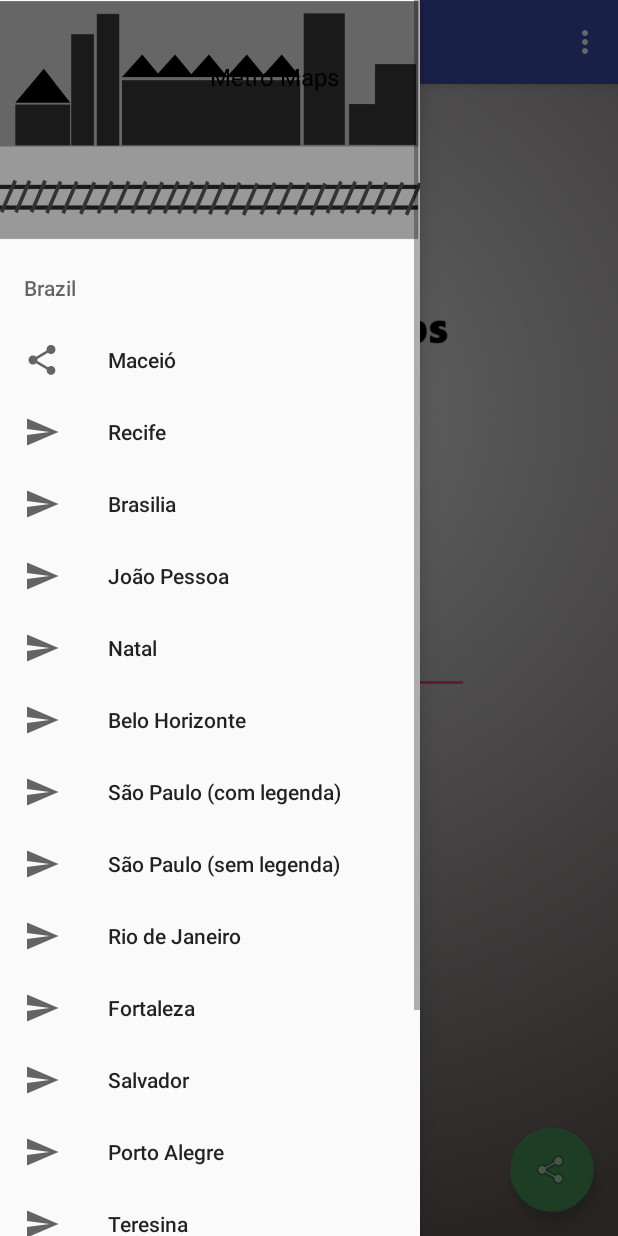
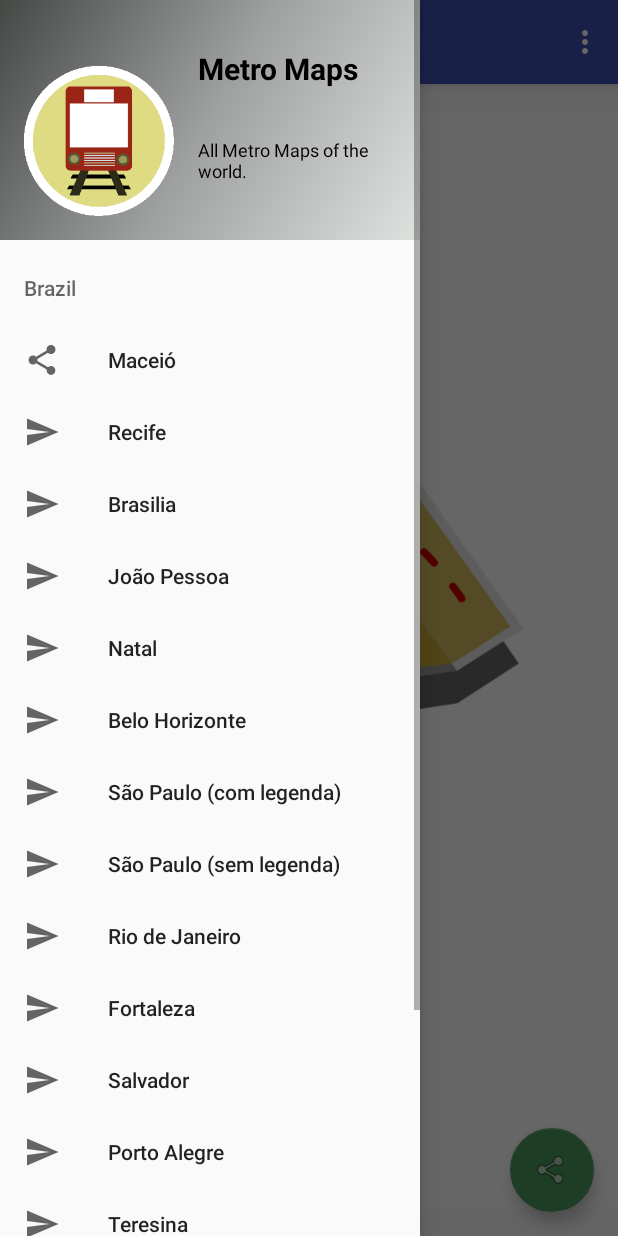
Before and after one commit to douglimar/MetroMaps, an Android app: the screen it shows after launch (MainActivity), with the side drawer open, on a phone screen of 412 x 824 dp. Run offline under Robolectric (Android 15) with nearby library versions, the phone set to English and light mode, and no system bars; our stand-ins replace AdMob; libraries missing offline, so code that uses them is left out: com.github.chrisbanes.photoview; 1 statement that could not run was skipped.

Commit message:
Commit on Windows -- 20170807

```diff
--- a/app/src/main/AndroidManifest.xml
+++ b/app/src/main/AndroidManifest.xml
@@ -11,7 +11,7 @@
 
     <application
         android:allowBackup="true"
-        android:icon="@mipmap/metrologo"
+        android:icon="@mipmap/icone"
         android:label="@string/app_name"
         android:roundIcon="@mipmap/ic_launcher_round"
         android:supportsRtl="true"
--- /dev/null
+++ b/app/src/main/java/br/com/ddmsoftware/metromaps/CreateDatabase.java
@@ -0,0 +1,45 @@
+package br.com.ddmsoftware.metromaps;
+
+import android.content.Context;
+import android.database.sqlite.SQLiteDatabase;
+import android.database.sqlite.SQLiteOpenHelper;
+
+
+
+class CreateDatabase extends SQLiteOpenHelper {
+
+    public static final String DB_NAME = "maps.db";
+    public static final Integer DB_VERSION = 1;
+
+    //MAPS TABLE
+    public static final String MAPS_TABLE = "Maps";
+    public static final String MAPS_ID = "Maps_id";
+
+
+    public CreateDatabase(Context context) {
+        super(context, DB_NAME, null, DB_VERSION);
+    }
+
+    @Override
+    public void onCreate(SQLiteDatabase sqLiteDatabase) {
+
+        String sql;
+
+        sql =   " CREATE TABLE " + MAPS_TABLE + "(\n" +
+                " Maps_id INTEGER NOT NULL " +
+                " );";
+
+        sqLiteDatabase.execSQL(sql);
+
+    }
+
+    @Override
+    public void onUpgrade(SQLiteDatabase sqLiteDatabase, int i, int i1) {
+
+        sqLiteDatabase.execSQL("DROP TABLE IF EXISTS " + MAPS_TABLE);
+
+        onCreate(sqLiteDatabase);
+
+
+    }
+}
--- a/app/src/main/java/br/com/ddmsoftware/metromaps/MainActivity.java
+++ b/app/src/main/java/br/com/ddmsoftware/metromaps/MainActivity.java
@@ -3,6 +3,7 @@ package br.com.ddmsoftware.metromaps;
 import android.content.Context;
 import android.content.Intent;
 import android.content.SharedPreferences;
+import android.database.Cursor;
 import android.os.Bundle;
 import android.support.design.widget.FloatingActionButton;
 import android.support.design.widget.Snackbar;
@@ -17,6 +18,9 @@ import android.support.v7.widget.Toolbar;
 import android.view.Menu;
 import android.view.MenuItem;
 import android.widget.CheckBox;
+import android.widget.LinearLayout;
+import android.widget.RelativeLayout;
+import android.widget.SimpleCursorAdapter;
 import android.widget.Toast;
 
 import com.github.chrisbanes.photoview.PhotoView;
@@ -32,18 +36,18 @@ import java.io.OutputStreamWriter;
 
 public class MainActivity extends AppCompatActivity implements NavigationView.OnNavigationItemSelectedListener {
 
-    PhotoView photoView;
-    public static final String PREFS_NAME = "MyPrefsFile";
-
     // Cria uma variavel para fazer o transporte de valores entre intents
     public static final String EXTRA_MESSAGE = new String ("br.com.ddmsoftware.metromaps.MESSAGE");
     public static final String EXTRA_MESSAGE2 = new String ("br.com.ddmsoftware.metromaps.MESSAGE2");
+    public static final String EXTRA_MESSAGE3 = new String ("br.com.ddmsoftware.metromaps.MESSAGE3");
 
     int iMessage;
+    int iCountAdvertisement = 0;
+    String mapName;
 
-    int iCountAdvertisement = 0;
+    PhotoView photoView;
 
-
+    DatabaseController CRUD;
 
     @Override
     protected void onCreate(Bundle savedInstanceState) {
@@ -52,16 +56,13 @@ public class MainActivity extends AppCompatActivity implements NavigationView.On
         Toolbar toolbar = (Toolbar) findViewById(R.id.toolbar);
         setSupportActionBar(toolbar);
 
-        // Restore preferences
-        //SharedPreferences settings = getSharedPreferences(PREFS_NAME, 0);
-        //String sDefaultMap = settings.getString("DefaultMap", String.valueOf(false));
+        photoView = (PhotoView) findViewById(R.id.photo_viewMainActivity);
 
-       // Toast.
-        //setSilent(silent);
+        CRUD = new DatabaseController(this);
 
-        int iDefaultMap = 0;
+        //CRUD.insertData("");
 
-        //iDefaultMap = readIntFromFile(this);
+        checkDefaultMap();
 
 
         FloatingActionButton fab = (FloatingActionButton) findViewById(R.id.fab);
@@ -89,6 +90,11 @@ public class MainActivity extends AppCompatActivity implements NavigationView.On
         AdRequest adRequest = new AdRequest.Builder().build();
         mAdView.loadAd(adRequest);
 
+    }
+
+    public void onResume(){
+        super.onResume();
+        checkDefaultMap();
     }
 
 
@@ -192,6 +198,7 @@ public class MainActivity extends AppCompatActivity implements NavigationView.On
         Intent intent = new Intent(this, ResultActivity.class);
         intent.putExtra(EXTRA_MESSAGE, String.valueOf(iMessage));
         intent.putExtra(EXTRA_MESSAGE2, ShowAdv);
+        intent.putExtra(EXTRA_MESSAGE3, item.getTitle()); // Titulo do Mapa
         startActivity(intent);
 
         DrawerLayout drawer = (DrawerLayout) findViewById(R.id.drawer_layout);
@@ -281,4 +288,31 @@ public class MainActivity extends AppCompatActivity implements NavigationView.On
 
         return ret;
     }
+
+    private void checkDefaultMap() {
+
+
+        final Cursor resultSet = CRUD.loadData();
+
+        int iTotReg = resultSet.getCount();
+
+        Toast.makeText(this.getApplicationContext(), "Tot.Reg:"  + iTotReg, Toast.LENGTH_SHORT ).show();
+
+        if ((resultSet!=null)  && (iTotReg>0)){
+            resultSet.moveToFirst();
+
+            do {
+
+                if (resultSet.getString(0).equals(""))
+                    photoView.setImageResource(R.drawable.wallpaper3);
+                else
+                    photoView.setImageResource(resultSet.getInt(0));
+
+
+            }while (resultSet.moveToNext());
+
+        }
+
+        resultSet.close();
+    }
 }
--- a/app/src/main/res/layout/nav_header_main.xml
+++ b/app/src/main/res/layout/nav_header_main.xml
@@ -1,9 +1,8 @@
 <?xml version="1.0" encoding="utf-8"?>
 <LinearLayout xmlns:android="http://schemas.android.com/apk/res/android"
-    xmlns:app="http://schemas.android.com/apk/res-auto"
     android:layout_width="match_parent"
     android:layout_height="@dimen/nav_header_height"
-    android:background="@drawable/backgroundmenu2"
+    android:background="@drawable/side_nav_bar_gray"
     android:gravity="bottom"
     android:orientation="horizontal"
     android:paddingBottom="@dimen/activity_vertical_margin"
@@ -12,18 +11,43 @@
     android:paddingTop="@dimen/activity_vertical_margin"
     android:theme="@style/ThemeOverlay.AppCompat.Dark">
 
+
     <ImageView
         android:id="@+id/imageView"
         android:layout_width="100dp"
-        android:layout_height="100dp" />
+        android:layout_height="100dp"
+        android:src="@mipmap/icone"
+        />
 
-    <TextView
-        android:id="@+id/textView2"
+    <LinearLayout
         android:layout_width="match_parent"
         android:layout_height="match_parent"
-        android:text="@string/app_name"
-        android:layout_margin="24dp"
-        android:textColor="@color/colorBlack"
-        android:textSize="16dp" />
+        android:orientation="vertical">
+
+
+        <TextView
+            android:id="@+id/textView2"
+            android:layout_width="match_parent"
+            android:layout_height="wrap_content"
+            android:layout_gravity="end"
+            android:layout_margin="16dp"
+            android:text="@string/app_name"
+            android:textColor="@color/colorBlack"
+            android:textSize="20sp"
+            android:textStyle="bold" />
+
+        <TextView
+            android:id="@+id/textView3"
+            android:layout_width="match_parent"
+            android:layout_height="wrap_content"
+            android:text="@string/all_metro_maps_of_the_world"
+            android:layout_margin="16dp"
+            android:textColor="@color/colorBlack"
+            android:textSize="12sp" />
+
+
+    </LinearLayout>
+
+
 
 </LinearLayout>
--- a/app/src/main/res/values/strings.xml
+++ b/app/src/main/res/values/strings.xml
@@ -19,5 +19,6 @@
         For more information, see https://support.google.com/admob/answer/3052638
     <!- -->
     <string name="interstitial_ad_unit_id">ca-app-pub-3940256099942544/1033173712</string>
+    <string name="all_metro_maps_of_the_world">All Metro Maps of the world.</string>
 
 </resources>
```
Also changed, not shown: app/src/main/java/br/com/ddmsoftware/metromaps/DatabaseController.java (added, +146 -0 lines), app/src/main/java/br/com/ddmsoftware/metromaps/MapsModel.java (added, +18 -0 lines), app/src/main/java/br/com/ddmsoftware/metromaps/ResultActivity.java (+39 -3 lines), app/src/main/res/layout/activity_result.xml (+17 -5 lines), app/src/main/res/layout/content_main.xml (+9 -23 lines), app/src/main/res/drawable/wallpaper3.png (added), app/src/main/res/mipmap-xxhdpi/icone.png (added), 180 other files.
